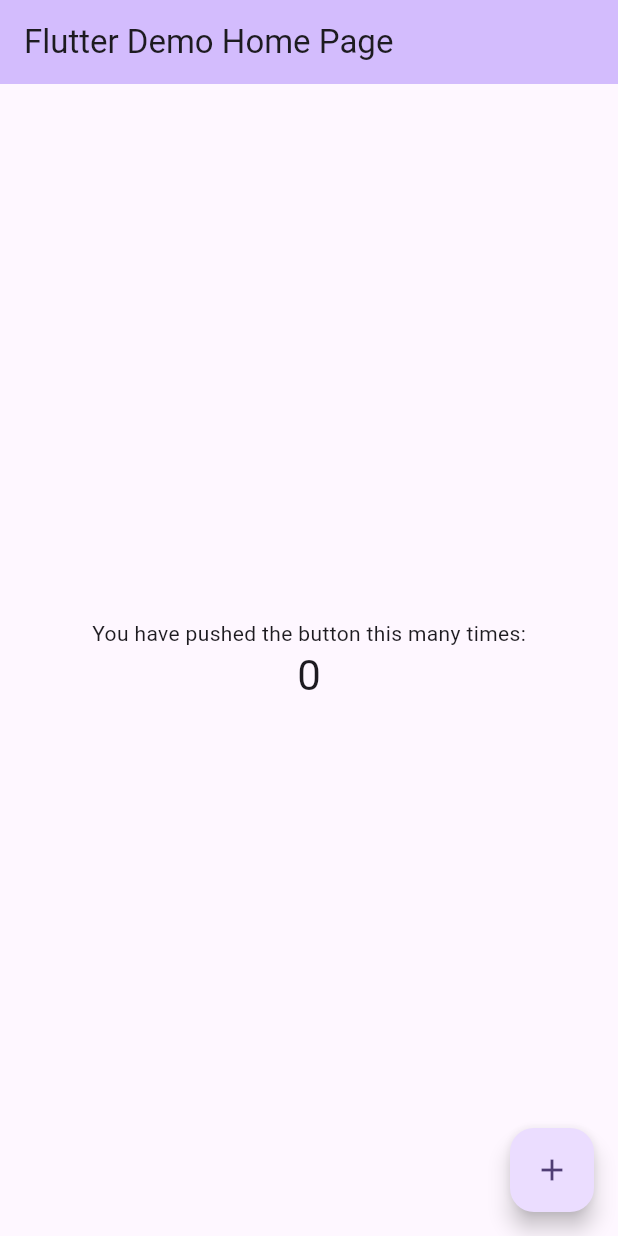
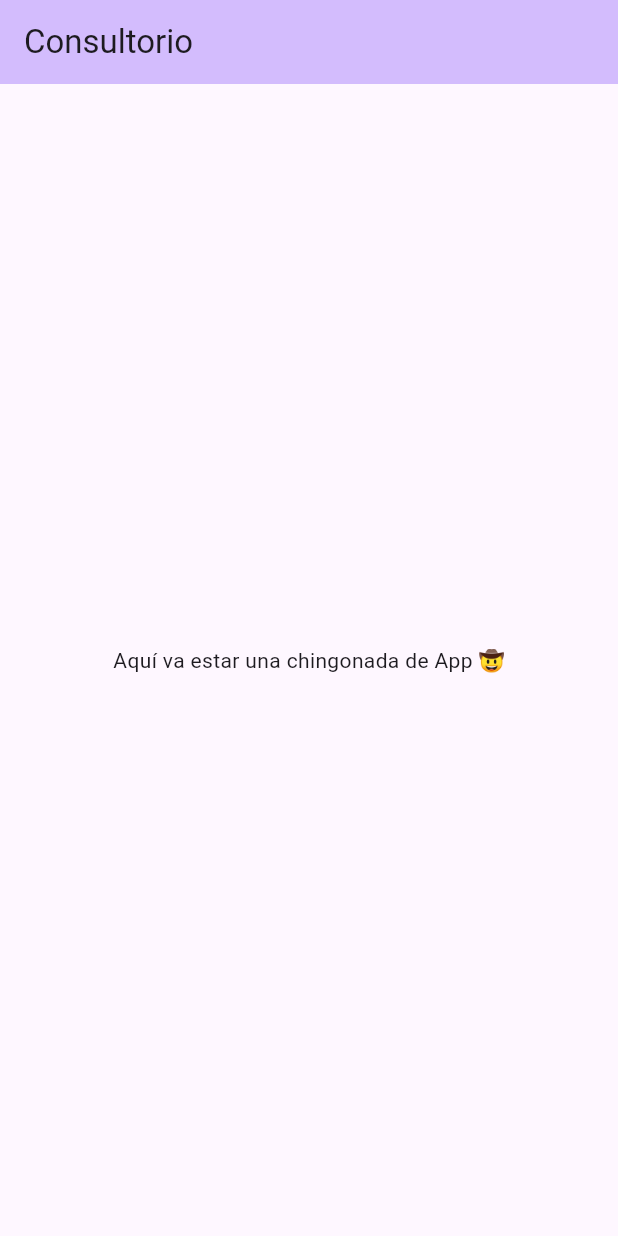
Before and after one commit to DiegoMarqm/proyecto_consultorio, a Flutter app: the screen it shows after launch, on a phone screen of 412 x 824 dp. Run offline on Flutter 3.47's test engine with Material 3 defaults, Android fonts, the phone set to English and light mode, and no system bars.

Commit message:
Limpieza del main

```diff
--- a/lib/main.dart
+++ b/lib/main.dart
@@ -11,27 +11,14 @@
   @override
   Widget build(BuildContext context) {
     return MaterialApp(
-      title: 'Flutter Demo',
+      title: 'Farmacias Similares',
+      debugShowCheckedModeBanner: false,
       theme: ThemeData(
-        // This is the theme of your application.
-        //
-        // TRY THIS: Try running your application with "flutter run". You'll see
-        // the application has a purple toolbar. Then, without quitting the app,
-        // try changing the seedColor in the colorScheme below to Colors.green
-        // and then invoke "hot reload" (save your changes or press the "hot
-        // reload" button in a Flutter-supported IDE, or press "r" if you used
-        // the command line to start the app).
-        //
-        // Notice that the counter didn't reset back to zero; the application
-        // state is not lost during the reload. To reset the state, use hot
-        // restart instead.
-        //
-        // This works for code too, not just values: Most code changes can be
-        // tested with just a hot reload.
+
         colorScheme: ColorScheme.fromSeed(seedColor: Colors.deepPurple),
         useMaterial3: true,
       ),
-      home: const MyHomePage(title: 'Flutter Demo Home Page'),
+      home: const MyHomePage(title: 'Consultorio'),
     );
   }
 }
@@ -39,14 +26,6 @@
 class MyHomePage extends StatefulWidget {
   const MyHomePage({super.key, required this.title});
 
-  // This widget is the home page of your application. It is stateful, meaning
-  // that it has a State object (defined below) that contains fields that affect
-  // how it looks.
-
-  // This class is the configuration for the state. It holds the values (in this
-  // case the title) provided by the parent (in this case the App widget) and
-  // used by the build method of the State. Fields in a Widget subclass are
-  // always marked "final".
 
   final String title;
 
@@ -55,71 +34,30 @@
 }
 
 class _MyHomePageState extends State<MyHomePage> {
-  int _counter = 0;
 
-  void _incrementCounter() {
-    setState(() {
-      // This call to setState tells the Flutter framework that something has
-      // changed in this State, which causes it to rerun the build method below
-      // so that the display can reflect the updated values. If we changed
-      // _counter without calling setState(), then the build method would not be
-      // called again, and so nothing would appear to happen.
-      _counter++;
-    });
-  }
 
   @override
   Widget build(BuildContext context) {
-    // This method is rerun every time setState is called, for instance as done
-    // by the _incrementCounter method above.
-    //
-    // The Flutter framework has been optimized to make rerunning build methods
-    // fast, so that you can just rebuild anything that needs updating rather
-    // than having to individually change instances of widgets.
+
     return Scaffold(
       appBar: AppBar(
-        // TRY THIS: Try changing the color here to a specific color (to
-        // Colors.amber, perhaps?) and trigger a hot reload to see the AppBar
-        // change color while the other colors stay the same.
+
         backgroundColor: Theme.of(context).colorScheme.inversePrimary,
-        // Here we take the value from the MyHomePage object that was created by
-        // the App.build method, and use it to set our appbar title.
+
         title: Text(widget.title),
       ),
-      body: Center(
-        // Center is a layout widget. It takes a single child and positions it
-        // in the middle of the parent.
+      body: const Center(
+
         child: Column(
-          // Column is also a layout widget. It takes a list of children and
-          // arranges them vertically. By default, it sizes itself to fit its
-          // children horizontally, and tries to be as tall as its parent.
-          //
-          // Column has various properties to control how it sizes itself and
-          // how it positions its children. Here we use mainAxisAlignment to
-          // center the children vertically; the main axis here is the vertical
-          // axis because Columns are vertical (the cross axis would be
-          // horizontal).
-          //
-          // TRY THIS: Invoke "debug painting" (choose the "Toggle Debug Paint"
-          // action in the IDE, or press "p" in the console), to see the
-          // wireframe for each widget.
+
           mainAxisAlignment: MainAxisAlignment.center,
           children: <Widget>[
-            const Text(
-              'You have pushed the button this many times:',
-            ),
             Text(
-              '$_counter',
-              style: Theme.of(context).textTheme.headlineMedium,
+              'Aquí va estar una chingonada de App 🤠',
             ),
           ],
         ),
       ),
-      floatingActionButton: FloatingActionButton(
-        onPressed: _incrementCounter,
-        tooltip: 'Increment',
-        child: const Icon(Icons.add),
-      ), // This trailing comma makes auto-formatting nicer for build methods.
     );
   }
 }
```
